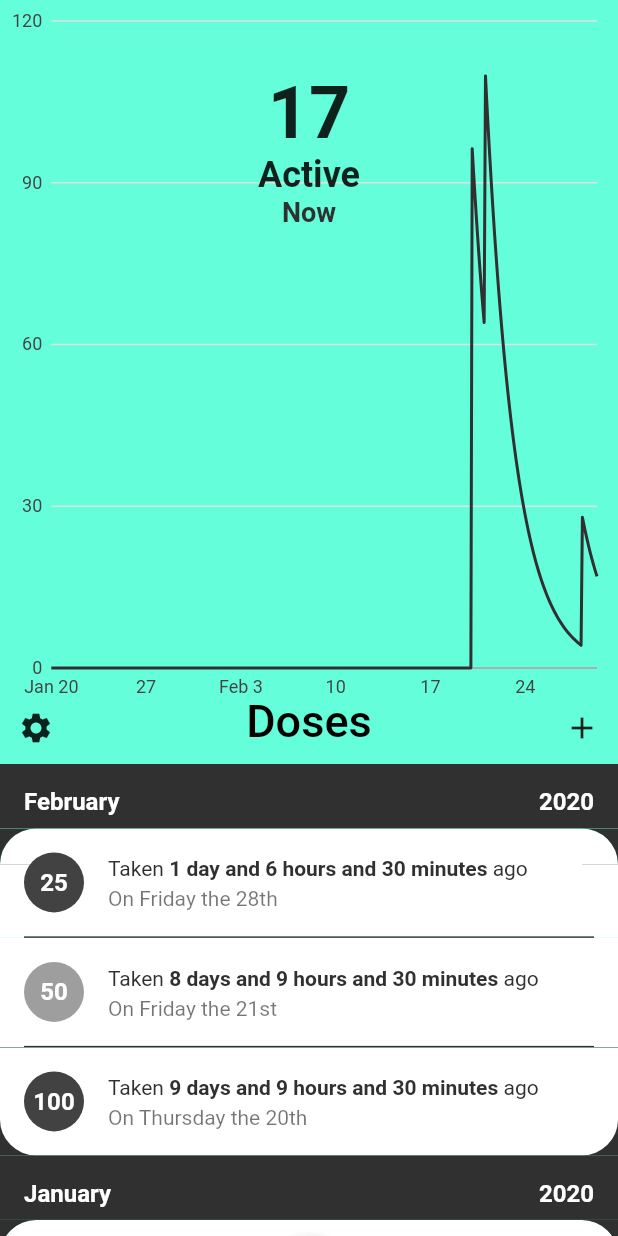
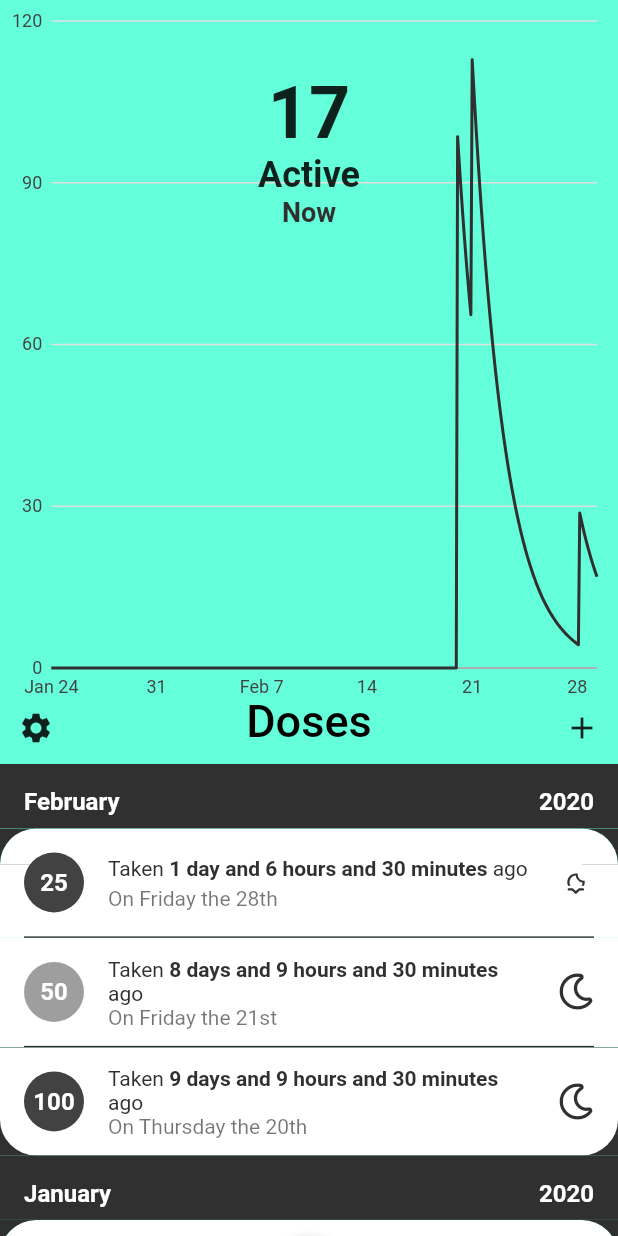
Before and after one commit to b-cancel/halfLife, a Flutter app: the screen it shows after launch, on a phone screen of 412 x 824 dp. Run offline on Flutter 3.47's test engine with Material 2 defaults, Android fonts, the phone set to English and light mode, and no system bars; drawn by our look-alikes of flutter_slidable, pull_to_refresh; our stand-ins replace charts_flutter, flutter_icons, flutter_sticky_header, font_awesome_flutter.

Commit message:
time of day icon added

```diff
--- a/half_life/lib/main.dart
+++ b/half_life/lib/main.dart
@@ -13,6 +13,7 @@ class MyApp extends StatelessWidget {
   Widget build(BuildContext context) {
     List<Dose> doses = new List<Dose>();
 
+/*
     doses.add(
       Dose(
         0,
@@ -24,6 +25,7 @@ class MyApp extends StatelessWidget {
         ),
       ),
     );
+    */
 
     doses.add(
       Dose(
@@ -49,6 +51,7 @@ class MyApp extends StatelessWidget {
       ),
     );
 
+/*
     doses.add(
       Dose(
         0,
@@ -60,6 +63,106 @@ class MyApp extends StatelessWidget {
         ),
       ),
     );
+    */
+
+    doses.add(
+      Dose(
+        0,
+        DateTime(
+          2020,
+          1, //feb
+          24, //20
+          22, //1 am
+        ),
+      ),
+    );
+
+    doses.add(
+      Dose(
+        0,
+        DateTime(
+          2020,
+          1, //feb
+          24, //20
+          19, //1 am
+        ),
+      ),
+    );
+
+    doses.add(
+      Dose(
+        0,
+        DateTime(
+          2020,
+          1, //feb
+          24, //20
+          16, //1 am
+        ),
+      ),
+    );
+
+    doses.add(
+      Dose(
+        0,
+        DateTime(
+          2020,
+          1, //feb
+          24, //20
+          13, //1 am
+        ),
+      ),
+    );
+
+    doses.add(
+      Dose(
+        0,
+        DateTime(
+          2020,
+          1, //feb
+          24, //20
+          10, //1 am
+        ),
+      ),
+    );
+
+    doses.add(
+      Dose(
+        0,
+        DateTime(
+          2020,
+          1, //feb
+          24, //20
+          7, //1 am
+        ),
+      ),
+    );
+
+
+    doses.add(
+      Dose(
+        0,
+        DateTime(
+          2020,
+          1, //feb
+          24, //20
+          4, //1 am
+        ),
+      ),
+    );
+
+    doses.add(
+      Dose(
+        0,
+        DateTime(
+          2020,
+          1, //feb
+          24, //20
+          1, //1 am
+        ),
+      ),
+    );
+
+
 
     doses.add(
       Dose(
--- a/half_life/lib/shared/doseTile/tile.dart
+++ b/half_life/lib/shared/doseTile/tile.dart
@@ -1,4 +1,5 @@
 import 'package:flutter/material.dart';
+import 'package:flutter_icons/flutter_icons.dart';
 import 'package:flutter_slidable/flutter_slidable.dart';
 import 'package:half_life/shared/tileDivider.dart';
 import 'package:half_life/struct/doses.dart';
@@ -143,6 +144,16 @@ class DoseTile extends StatelessWidget {
                       "On " + DateTimeFormat.weekAndDay(
                         timeTaken,
                       ),
+                    ),
+                    trailing: Theme(
+                      data: Theme.of(context).copyWith(
+                        iconTheme: IconThemeData(
+                          color: ThemeData.dark().scaffoldBackgroundColor,
+                        )
+                      ),
+                      child: ToTimeOfDay(
+                        timeStamp: timeTaken,
+                      ),
                     )
                   ),
                   Visibility(
@@ -158,3 +169,101 @@ class DoseTile extends StatelessWidget {
     );
   }
 }
+
+class ToTimeOfDay extends StatelessWidget {
+  ToTimeOfDay({
+    @required this.timeStamp,
+  });
+
+  final DateTime timeStamp;
+
+  @override
+  Widget build(BuildContext context) {
+    //grab time stuff to then map it to icon
+    int hour = timeStamp.hour; //0 to 23
+
+    //mapping begin
+    Widget icon;
+    if(hour < 2){ //2 am
+      icon = Icon(
+        FontAwesome.moon_o,
+      );
+    }
+    else if(hour < 5){ //5 am
+      icon = Icon(
+        WeatherIcons.wi_moonset,
+      );
+    }
+    else if(hour < 8){
+      icon = Icon(
+        WeatherIcons.wi_sunrise,
+      );
+    }
+    else if(hour < 17){ //same icon but shifted
+      //shift when needed
+      bool shiftLeft;
+      if(hour < 11){ //shift right
+        shiftLeft = false;
+      }
+      else if(hour < 14){}
+      else{ //shift left
+        shiftLeft = true;
+      }
+
+      //based on shift edit icon
+      icon = Stack(
+        alignment: Alignment.center,
+        children: <Widget>[
+          Positioned(
+            bottom: 0,
+            left: 0,
+            right: 0,
+            child: Padding(
+              padding: EdgeInsets.symmetric(
+                horizontal: 4.0,
+              ),
+              child: Container(
+                height: 2,
+                color: ThemeData.dark().scaffoldBackgroundColor,
+              ),
+            ),
+          ),
+          Icon(
+            WeatherIcons.wi_day_sunny,
+            color: Colors.transparent,
+          ),
+          Transform.translate(
+            offset: Offset(
+              shiftLeft == null ? 0 : (
+                shiftLeft ? -8 : 8
+              ),
+              shiftLeft == null ? -12 : -6,
+            ),
+            child: Icon(
+              WeatherIcons.wi_day_sunny,
+              size: 18,
+            ),
+          ),
+        ],
+      );
+    }
+    else if(hour < 20){
+      icon = Icon(
+        WeatherIcons.wi_sunset,
+      );
+    }
+    else if(hour < 23){
+      icon = Icon(
+        WeatherIcons.wi_moonrise,
+      );
+    }
+    else{
+      icon = Icon(
+        FontAwesome.moon_o,
+      );
+    }
+
+    //return icon
+    return icon;
+  }
+}
--- a/half_life/pubspec.yaml
+++ b/half_life/pubspec.yaml
@@ -30,6 +30,7 @@ dependencies:
   charts_flutter: ^0.8.1
   pull_to_refresh: ^1.5.8
   flutter_slidable: "^0.5.4"
+  flutter_icons: ^1.0.0+1
 
 dev_dependencies:
   flutter_test:
```
Also changed, not shown: half_life/pubspec.lock.
